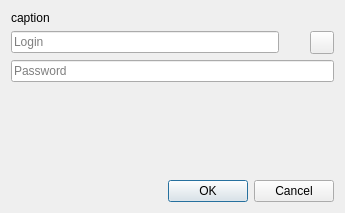
First picture: the form in src/plugins/optionsmanager/addsimpleaccountdialog.ui, repository silvansky/Contacts, before the edit.
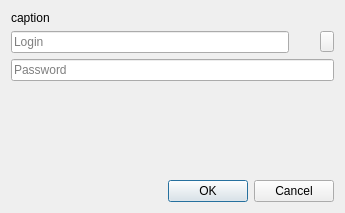
Second picture: the form after the edit.

```diff
--- a/src/plugins/optionsmanager/addsimpleaccountdialog.ui
+++ b/src/plugins/optionsmanager/addsimpleaccountdialog.ui
@@ -45,6 +45,12 @@
        <property name="text">
         <string/>
        </property>
+       <property name="popupMode">
+        <enum>QToolButton::InstantPopup</enum>
+       </property>
+       <property name="toolButtonStyle">
+        <enum>Qt::ToolButtonTextOnly</enum>
+       </property>
       </widget>
      </item>
     </layout>
@@ -66,8 +72,8 @@
      </property>
      <property name="sizeHint" stdset="0">
       <size>
-       <width>20</width>
-       <height>50</height>
+       <width>0</width>
+       <height>0</height>
       </size>
      </property>
     </spacer>
```
